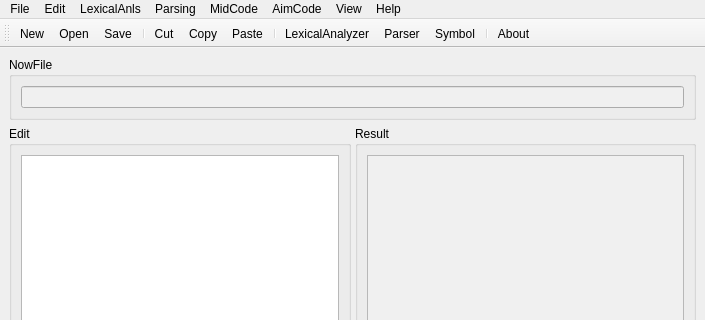
The window that ui.ui (causehhc/sample-compiler) describes before a commit, drawn with Qt 5; both pictures show x 0 to 705 and y 0 to 320 of the 705 by 629 pixel window.
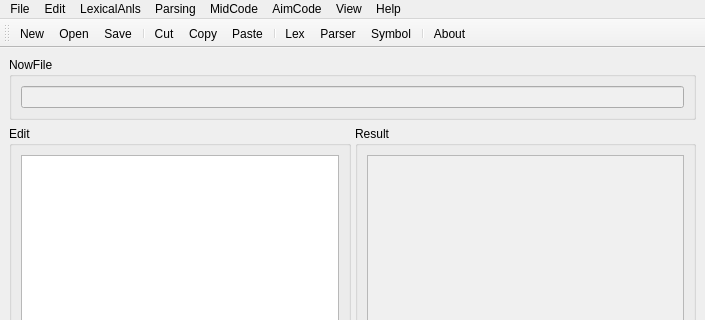
The same window after the commit.

Diff of the .ui file:
```diff
--- a/ui.ui
+++ b/ui.ui
@@ -384,6 +384,9 @@
    <property name="text">
     <string>LexicalAnalyzer</string>
    </property>
+   <property name="iconText">
+    <string>Lex</string>
+   </property>
   </action>
   <action name="actionNFA_DFA_MFA">
    <property name="text">
```
